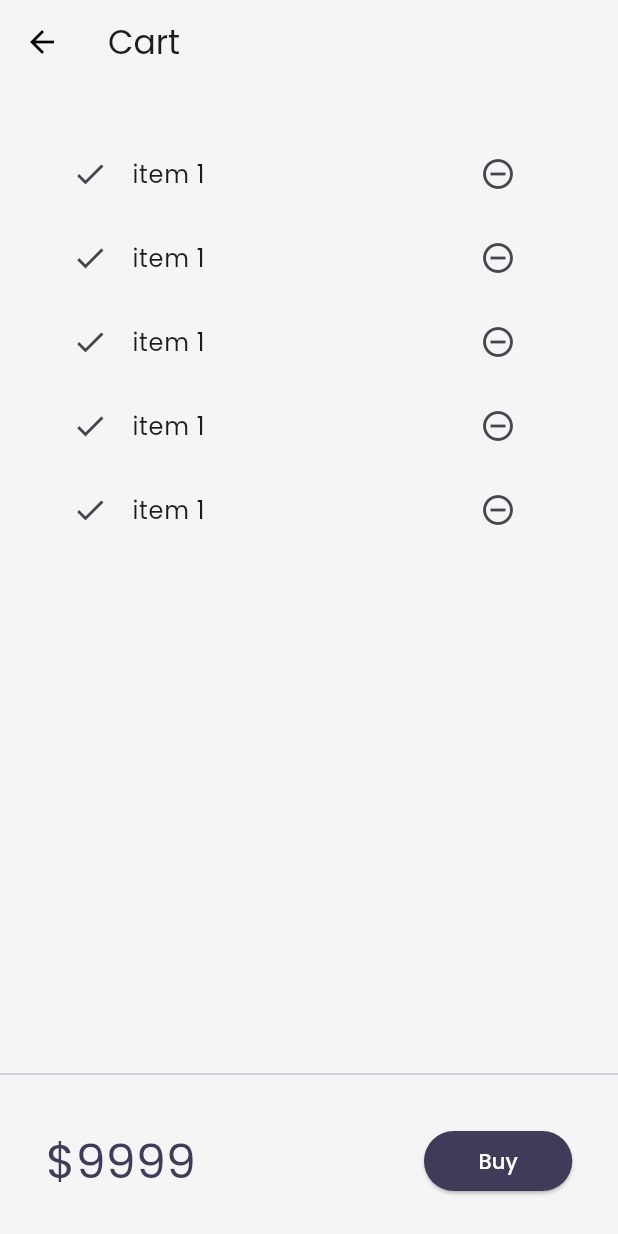
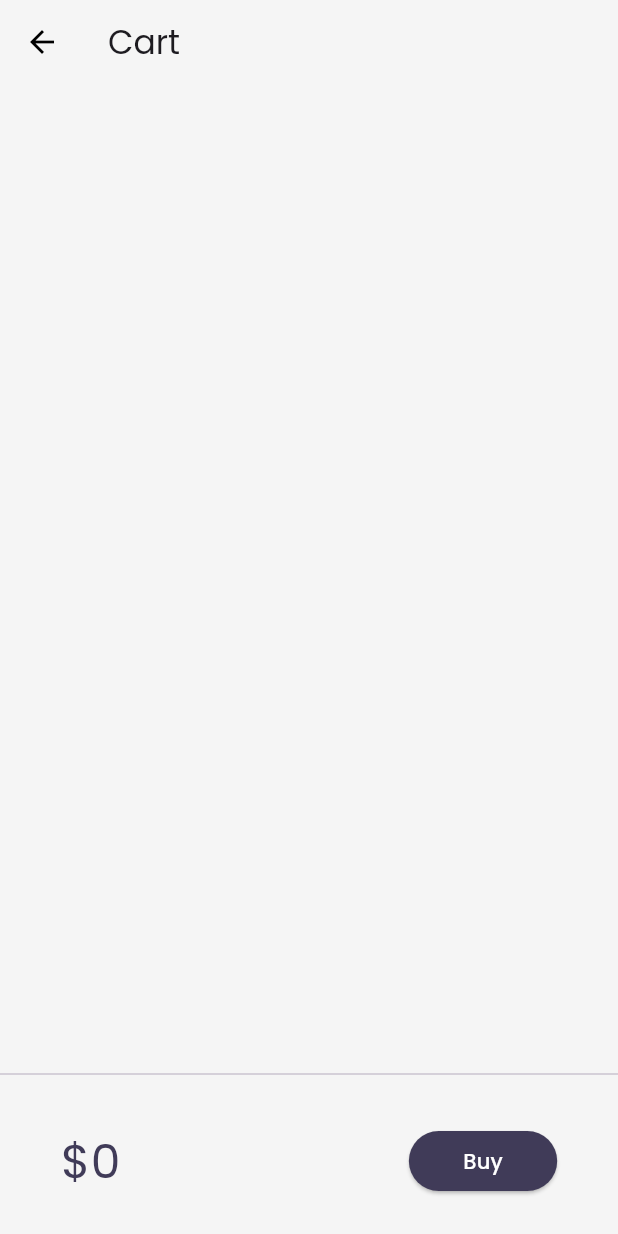
Before and after one commit to samir1120k/Online-Vegetable-Store, a Flutter app: the screen it shows after launch, after a tap on an icon or button, on a phone screen of 412 x 824 dp. Run offline on Flutter 3.47's test engine with Material 3 defaults, Android fonts, the phone set to English and light mode, and no system bars; our stand-ins replace google_fonts, velocity_x.

Commit message:
day-22 Complete

```diff
--- a/lib/Models/cart.dart
+++ b/lib/Models/cart.dart
@@ -1,7 +1,40 @@
+import 'package:flutter/foundation.dart';
 import 'package:test_2/Models/store.dart';
-import 'package:test_2/widgets/home_widgets/Catalog_header.dart';
 
-class CartModel{
-  CatlogModel _catalog;
+class CartModel {
+  static final cartmodel = CartModel._internal();
 
+  CartModel._internal();
+
+  factory CartModel() => cartmodel;
+
+  late CatlogModel _catalog;
+
+// collection of ids--store id of each items
+  final List<int> _itemIds = [];
+
+  CatlogModel get catalog => _catalog;
+  set catalog(CatlogModel newCatalog) {
+    assert(newCatalog != Null);
+    _catalog = newCatalog;
+  }
+
+// get item in the cart
+
+  List get items => _itemIds.map((id) => _catalog.getById(id)).toList();
+
+  //get total price
+  num get totalPrice =>
+      items.fold(0, (total, current) => total + current.price);
+
+  // add items
+
+  void add(Item item) {
+    _itemIds.add(item.id);
+  }
+
+  // remove items
+  void remove(Item item) {
+    _itemIds.remove(item.id);
+  }
 }
--- a/lib/Models/store.dart
+++ b/lib/Models/store.dart
@@ -1,4 +1,10 @@
 class CatlogModel {
+  static final catmodel = CatlogModel._internal();
+
+  CatlogModel._internal();
+
+  factory CatlogModel() => catmodel;
+
   static List<Item> items = [
     Item(
         id: 1,
@@ -9,10 +15,10 @@ class CatlogModel {
         color: '#9864EC'),
   ];
 
-  static getById(int id) =>
+  getById(int id) =>
       items.firstWhere((element) => element.id == id, orElse: null);
 
-  static getByPosition(int pos) => items[pos];
+  getByPosition(int pos) => items[pos];
 }
 
 class Item {
--- a/lib/pages/cart_page.dart
+++ b/lib/pages/cart_page.dart
@@ -1,4 +1,5 @@
 import "package:flutter/material.dart";
+import "package:test_2/Models/cart.dart";
 import "package:velocity_x/velocity_x.dart";
 
 class Cartpage extends StatelessWidget {
@@ -26,12 +27,17 @@ class _CartTotal extends StatelessWidget {
 
   @override
   Widget build(BuildContext context) {
+    final _cart = CartModel();
     return SizedBox(
       height: 100,
       child: Row(
         mainAxisAlignment: MainAxisAlignment.spaceAround,
         children: [
-          "\$9999".text.xl4.color(context.theme.hintColor).make(),
+          "\$${_cart.totalPrice}"
+              .text
+              .xl4
+              .color(context.theme.hintColor)
+              .make(),
           30.widthBox,
           ElevatedButton(
             onPressed: () {
@@ -59,15 +65,16 @@ class _CartList extends StatefulWidget {
 }
 
 class _CartListState extends State<_CartList> {
+  final _cart = CartModel();
   @override
   Widget build(BuildContext context) {
     return ListView.builder(
-        itemCount: 5,
+        itemCount: _cart.items.length,
         itemBuilder: (context, index) => ListTile(
               leading: Icon(Icons.done),
               trailing: IconButton(
                   onPressed: () {}, icon: Icon(Icons.remove_circle_outline)),
-              title: "item 1".text.make(),
+              title: _cart.items[index].name.toString().text.make(),
             ));
   }
 }
--- a/lib/widgets/home_widgets/Catalog_header.dart
+++ b/lib/widgets/home_widgets/Catalog_header.dart
@@ -1,4 +1,5 @@
 import 'package:flutter/material.dart';
+import 'package:test_2/Models/cart.dart';
 import 'package:test_2/Models/store.dart';
 import 'package:test_2/widgets/home_widgets/Catalog_image.dart';
 import 'package:test_2/widgets/themes.dart';
@@ -51,14 +52,7 @@ class CatalogItem extends StatelessWidget {
               buttonPadding: EdgeInsets.zero,
               children: [
                 "\$${catalog.price}".text.bold.xl.make(),
-                ElevatedButton(
-                  onPressed: () {},
-                  style: ButtonStyle(
-                    backgroundColor:
-                        MaterialStateProperty.all(context.theme.focusColor),
-                  ),
-                  child: "Buy".text.color(Mytheme.creamColor).make(),
-                )
+                _AddToCart(catalog: catalog)
               ],
             ).pOnly(right: 8.0)
           ],
@@ -67,3 +61,37 @@ class CatalogItem extends StatelessWidget {
     )).color(context.theme.cardColor).rounded.square(150).make().py16();
   }
 }
+
+class _AddToCart extends StatefulWidget {
+  final Item catalog;
+  const _AddToCart({
+    super.key,
+    required this.catalog,
+  });
+
+  @override
+  State<_AddToCart> createState() => _AddToCartState();
+}
+
+class _AddToCartState extends State<_AddToCart> {
+  bool isAdded = false;
+  @override
+  Widget build(BuildContext context) {
+    return ElevatedButton(
+      onPressed: () {
+        isAdded = isAdded.toggle();
+        final _catalog = CatlogModel();
+        final _cart = CartModel();
+        _cart.catalog = _catalog;
+        _cart.add(widget.catalog);
+        setState(() {});
+      },
+      style: ButtonStyle(
+        backgroundColor: MaterialStateProperty.all(context.theme.focusColor),
+      ),
+      child: isAdded
+          ? Icon(Icons.done)
+          : "Buy".text.color(Mytheme.creamColor).make(),
+    );
+  }
+}
--- a/lib/widgets/home_widgets/Catalog_list.dart
+++ b/lib/widgets/home_widgets/Catalog_list.dart
@@ -12,7 +12,7 @@ class CatalogList extends StatelessWidget {
         shrinkWrap: true,
         itemCount: CatlogModel.items.length,
         itemBuilder: (context, index) {
-          final catalog = CatlogModel.getByPosition(index);
+          final catalog = CatlogModel.items[index];
           return InkWell(
               onTap: () => Navigator.push(
                   context,
```
